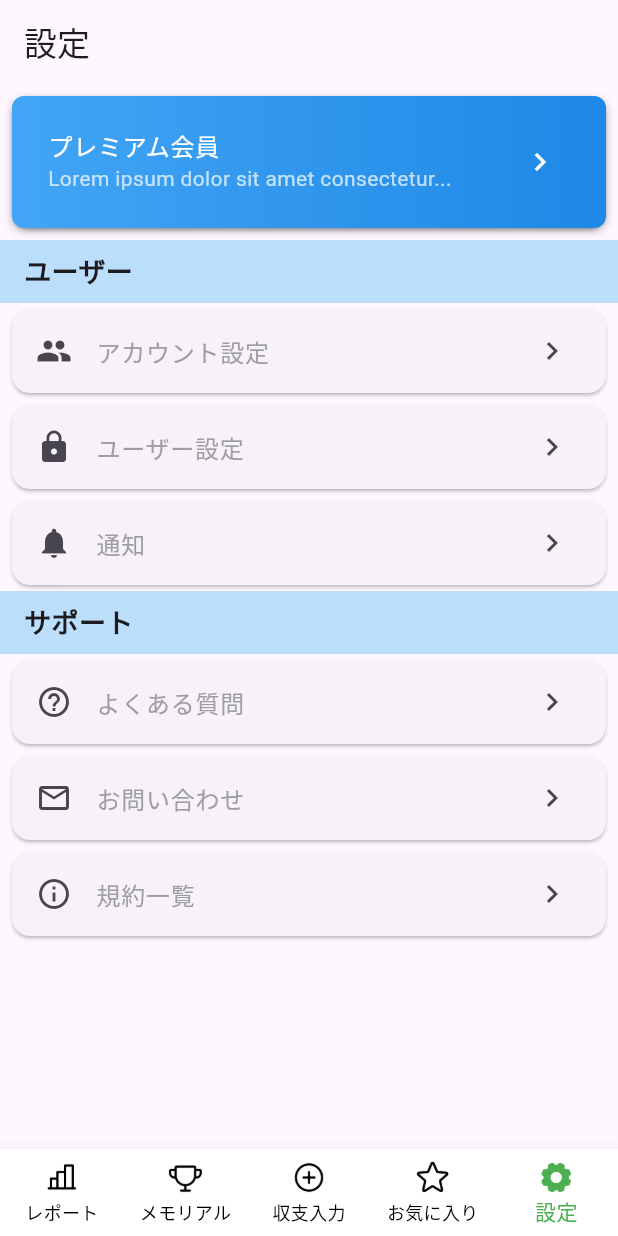
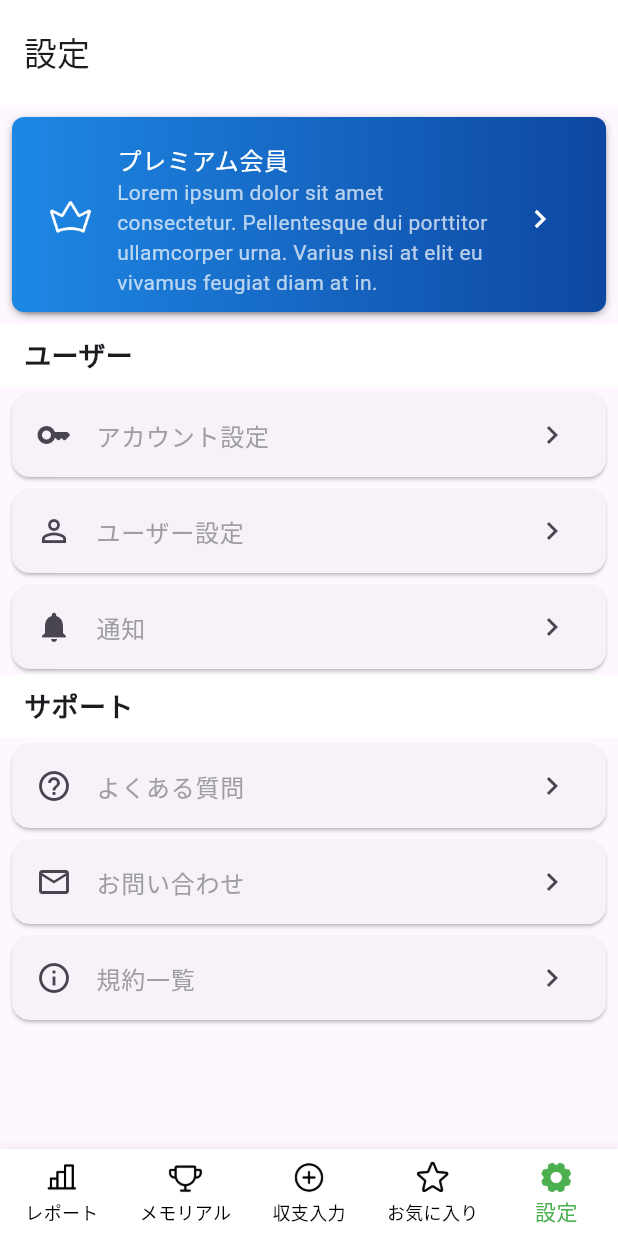
Before and after one commit to scien-inc/horse_racing_app, a Flutter app: the screen it shows after launch, item 5 of the bottom bar chosen, on a phone screen of 412 x 824 dp. Run offline on Flutter 3.47's test engine with Material 3 defaults, Android fonts, the phone set to English and light mode, and no system bars.

Commit message:
edited settings page

```diff
--- a/lib/screens/favorite.dart
+++ b/lib/screens/favorite.dart
@@ -6,6 +6,8 @@ class FavoriteScreen extends StatelessWidget {
     return Scaffold(
       appBar: AppBar(
         title: Text('お気に入り'),
+        toolbarHeight: 70,//textsize
+        backgroundColor: Colors.white,//backgroundcolor
       ),
       body: Center(
         child: Text('Hello, World'),
--- a/lib/screens/input.dart
+++ b/lib/screens/input.dart
@@ -6,6 +6,8 @@ class InputScreen extends StatelessWidget {
     return Scaffold(
       appBar: AppBar(
         title: Text('収支入力'),
+        toolbarHeight: 70,//textsize
+        backgroundColor: Colors.white,//backgroundcolor
       ),
       body: Center(
         child: Text('Hello, World'),
--- a/lib/screens/memorial.dart
+++ b/lib/screens/memorial.dart
@@ -6,6 +6,8 @@ class MemorialScreen extends StatelessWidget {
     return Scaffold(
       appBar: AppBar(
         title: Text('メモリアル'),
+        toolbarHeight: 70,//textsize
+        backgroundColor: Colors.white,//backgroundcolor
       ),
       body: Center(
         child: Text('Hello, World'),
--- a/lib/screens/report.dart
+++ b/lib/screens/report.dart
@@ -6,6 +6,8 @@ class ReportScreen extends StatelessWidget {
     return Scaffold(
       appBar: AppBar(
         title: Text('レポート'),
+        toolbarHeight: 70,//textsize
+        backgroundColor: Colors.white,//backgroundcolor
       ),
       body: Center(
         child: Text('Hello, World'),
--- a/lib/screens/settings.dart
+++ b/lib/screens/settings.dart
@@ -6,6 +6,8 @@ class SettingsScreen extends StatelessWidget {
     return Scaffold(
       appBar: AppBar(
         title: Text('設定'),
+        toolbarHeight: 70,//textsize
+        backgroundColor: Colors.white,//backgroundcolor
       ),
       body: ListView(
         children: <Widget>[
@@ -13,8 +15,8 @@ class SettingsScreen extends StatelessWidget {
           premiumMemberCard(),
           // ユーザーセクション
           sectionHeader('ユーザー'),
-          settingsOption(Icons.people, 'アカウント設定', Colors.grey),
-          settingsOption(Icons.lock, 'ユーザー設定', Colors.grey),
+          settingsOption(Icons.key_rounded, 'アカウント設定', Colors.grey),
+          settingsOption(Icons.person_outline, 'ユーザー設定', Colors.grey),
           settingsOption(Icons.notifications, '通知', Colors.grey),
           // サポートセクション
           sectionHeader('サポート'),
@@ -31,10 +33,12 @@ class SettingsScreen extends StatelessWidget {
     return Card(
       margin: EdgeInsets.all(8.0),
       child: Container(
+        //size
+        height: 130,
         padding: EdgeInsets.all(8.0),
         decoration: BoxDecoration(
           gradient: LinearGradient(
-            colors: [Colors.blue[400]!, Colors.blue[600]!],
+            colors: [Colors.blue[600]!, Colors.blue[900]!],
             begin: Alignment.centerLeft,
             end: Alignment.centerRight,
           ),
@@ -48,12 +52,14 @@ class SettingsScreen extends StatelessWidget {
           ],
         ),
         child: ListTile(
+          //insert icon
+          leading: ImageIcon(AssetImage('material/icons/crown.png'), color: Colors.white, size: 30.0),
           title: Text(
             'プレミアム会員',
             style: TextStyle(color: Colors.white),
           ),
           subtitle: Text(
-            'Lorem ipsum dolor sit amet consectetur...',
+            'Lorem ipsum dolor sit amet consectetur. Pellentesque dui porttitor ullamcorper urna. Varius nisi at elit eu vivamus feugiat diam at in.',
             style: TextStyle(color: Colors.white70),
           ),
           trailing: Icon(Icons.chevron_right, color: Colors.white),
@@ -66,7 +72,7 @@ class SettingsScreen extends StatelessWidget {
   Widget sectionHeader(String title) {
     return Container(
       padding: EdgeInsets.symmetric(horizontal: 16.0, vertical: 8.0),
-      color: Colors.blue[100],
+      color: Colors.white,
       child: Text(title, style: TextStyle(fontSize: 18, fontWeight: FontWeight.bold)),
     );
   }
```
Also changed, not shown: material/icons/crown.png (added).
